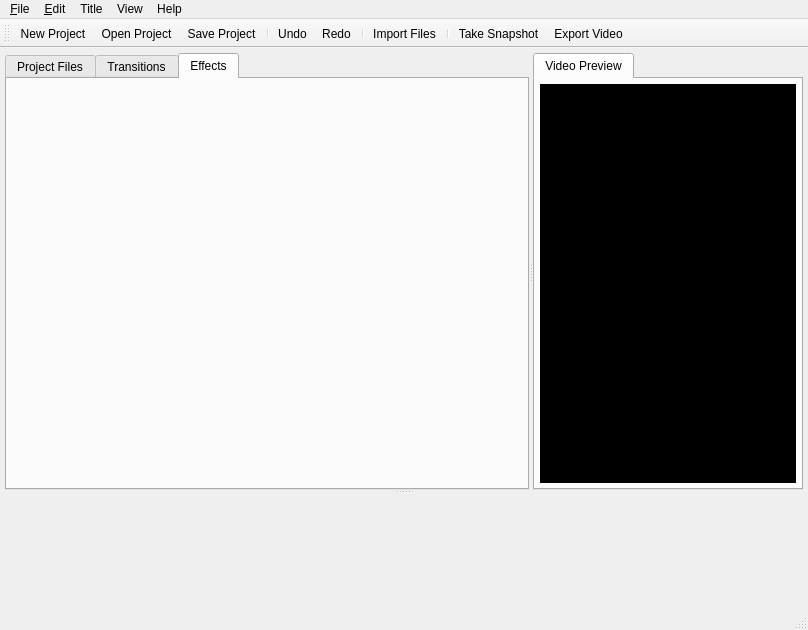
Before: the Qt Designer form src/windows/ui/main.ui in OpenShot/openshot-qt, drawn with Qt 5.
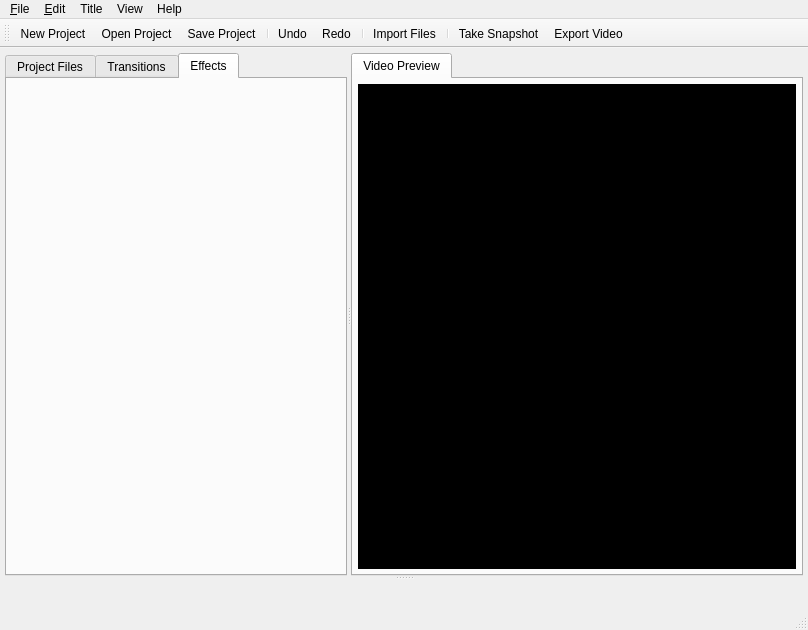
After: the same form once the commit is applied. Icons and pictures are not drawn.

Commit message: Added some experimental code to import libopenshot, and render an image to a QGraphicsView.

```diff
--- a/src/windows/ui/main.ui
+++ b/src/windows/ui/main.ui
@@ -130,12 +130,9 @@
            <number>5</number>
           </property>
           <item>
-           <widget class="QWidget" name="videoDisplay" native="true">
-            <property name="autoFillBackground">
-             <bool>false</bool>
-            </property>
+           <widget class="QGraphicsView" name="videoDisplay">
             <property name="styleSheet">
-             <string notr="true">background-color: rgb(0, 0, 0);</string>
+             <string notr="true">background-color: #000</string>
             </property>
            </widget>
           </item>
```
The commit also changes 1 other file.
